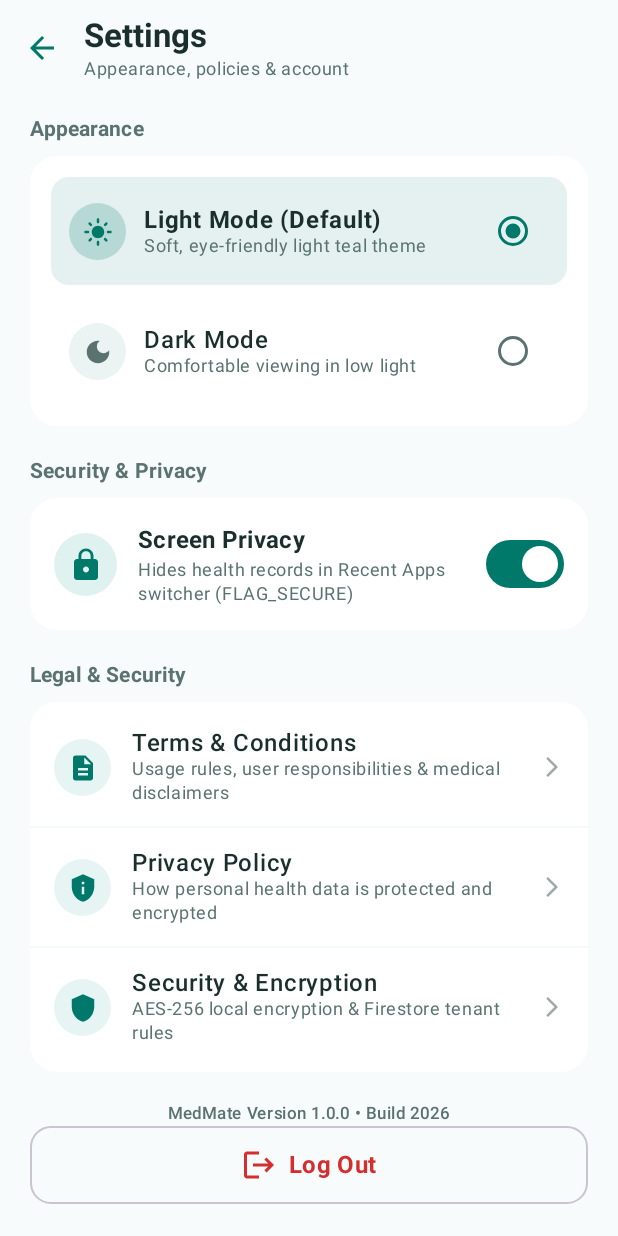
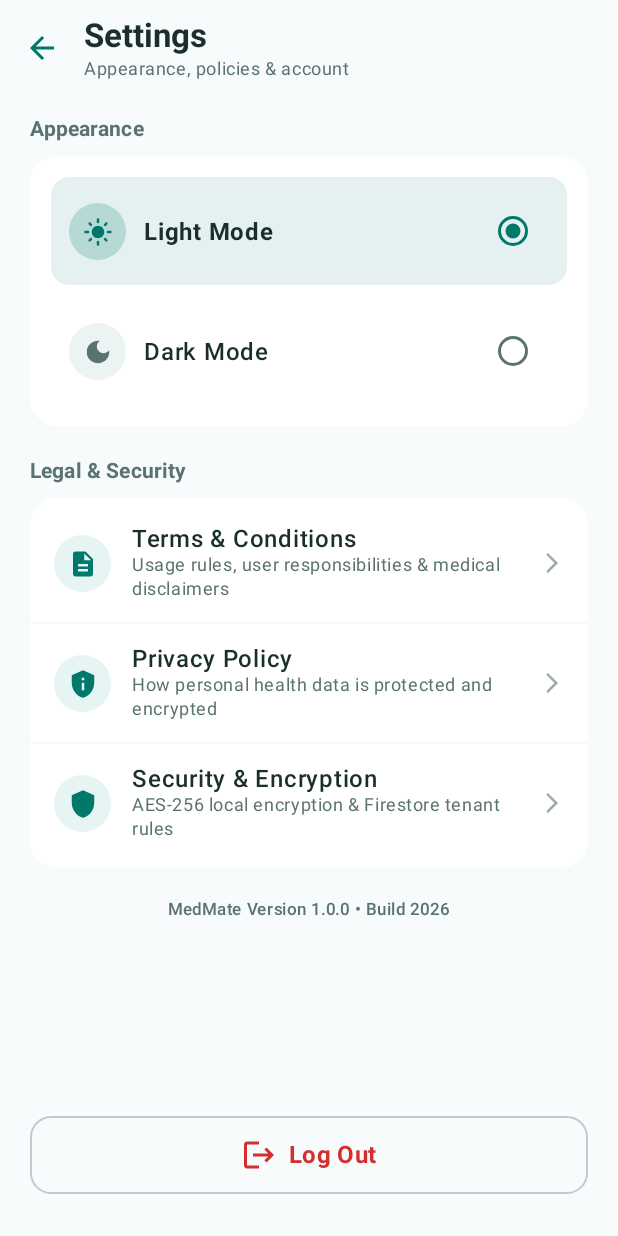
Before and after one commit to RajputMayurSingh69/mayur-and-dhyey-internship-, an Android app built with Jetpack Compose: the SettingsScreen screen opened through its navigation route, on a phone screen of 412 x 824 dp. Run offline under Robolectric (Android 15) with nearby library versions, the phone set to English and light mode, and no system bars; our stand-ins replace Firebase (no records; nobody signed in at launch, a user with empty details on screens opened directly).

Commit message:
fix(ui): keep status bar normal light in dark mode, clean settings options, allow screenshots

```diff
--- a/app/src/main/java/com/example/mayuranddhyeyinternshipproject/MainActivity.kt
+++ b/app/src/main/java/com/example/mayuranddhyeyinternshipproject/MainActivity.kt
@@ -4,7 +4,6 @@ import android.os.Bundle
 import android.view.WindowManager
 import androidx.activity.ComponentActivity
 import androidx.activity.compose.setContent
-import androidx.activity.enableEdgeToEdge
 import androidx.compose.foundation.layout.fillMaxSize
 import androidx.compose.material3.Surface
 import androidx.compose.runtime.getValue
@@ -12,6 +11,7 @@ import androidx.compose.runtime.mutableStateOf
 import androidx.compose.runtime.remember
 import androidx.compose.runtime.setValue
 import androidx.compose.ui.Modifier
+import androidx.core.view.WindowCompat
 import androidx.navigation.compose.rememberNavController
 import com.example.mayuranddhyeyinternshipproject.data.repository.SecurityPreferences
 import com.example.mayuranddhyeyinternshipproject.navigation.MedMateNavGraph
@@ -28,17 +28,21 @@ class MainActivity : ComponentActivity() {
 
     override fun onCreate(savedInstanceState: Bundle?) {
         super.onCreate(savedInstanceState)
-        enableEdgeToEdge()
+
+        // Ensure taking screenshots is explicitly allowed throughout the app
+        window.clearFlags(WindowManager.LayoutParams.FLAG_SECURE)
+
+        // Keep system status bar appearance standard/normal (light background with dark icons)
+        window.statusBarColor = android.graphics.Color.WHITE
+        WindowCompat.setDecorFitsSystemWindows(window, true)
+        val insetsController = WindowCompat.getInsetsController(window, window.decorView)
+        insetsController.isAppearanceLightStatusBars = true
 
         val securityPreferences = SecurityPreferences(this)
-        applyScreenPrivacy(securityPreferences.isScreenPrivacyEnabled)
 
         setContent {
             var isDarkMode by remember {
                 mutableStateOf(securityPreferences.isDarkMode)
-            }
-            var isScreenPrivacy by remember {
-                mutableStateOf(securityPreferences.isScreenPrivacyEnabled)
             }
 
             MedMateTheme(darkTheme = isDarkMode) {
@@ -52,12 +56,6 @@ class MainActivity : ComponentActivity() {
                             isDarkMode = enabled
                             securityPreferences.isDarkMode = enabled
                         },
-                        isScreenPrivacy = isScreenPrivacy,
-                        onToggleScreenPrivacy = { enabled ->
-                            isScreenPrivacy = enabled
-                            securityPreferences.isScreenPrivacyEnabled = enabled
-                            applyScreenPrivacy(enabled)
-                        },
                         onExitApp = {
                             finish()
                         }
@@ -66,15 +64,4 @@ class MainActivity : ComponentActivity() {
             }
         }
     }
-
-    private fun applyScreenPrivacy(enabled: Boolean) {
-        if (enabled) {
-            window.setFlags(
-                WindowManager.LayoutParams.FLAG_SECURE,
-                WindowManager.LayoutParams.FLAG_SECURE
-            )
-        } else {
-            window.clearFlags(WindowManager.LayoutParams.FLAG_SECURE)
-        }
-    }
 }
--- a/app/src/main/java/com/example/mayuranddhyeyinternshipproject/data/repository/SecurityPreferences.kt
+++ b/app/src/main/java/com/example/mayuranddhyeyinternshipproject/data/repository/SecurityPreferences.kt
@@ -33,7 +33,7 @@ class SecurityPreferences(context: Context) {
         set(value) = prefs.edit().putBoolean(KEY_DARK_MODE, value).apply()
 
     var isScreenPrivacyEnabled: Boolean
-        get() = prefs.getBoolean(KEY_SCREEN_PRIVACY, true) // Enabled by default for health data privacy
+        get() = prefs.getBoolean(KEY_SCREEN_PRIVACY, false)
         set(value) = prefs.edit().putBoolean(KEY_SCREEN_PRIVACY, value).apply()
 
     var cachedUserId: String?
--- a/app/src/main/java/com/example/mayuranddhyeyinternshipproject/navigation/MedMateNavGraph.kt
+++ b/app/src/main/java/com/example/mayuranddhyeyinternshipproject/navigation/MedMateNavGraph.kt
@@ -35,8 +35,8 @@ fun MedMateNavGraph(
     navController: NavHostController,
     isDarkMode: Boolean,
     onToggleDarkMode: (Boolean) -> Unit,
-    isScreenPrivacy: Boolean,
-    onToggleScreenPrivacy: (Boolean) -> Unit,
+    isScreenPrivacy: Boolean = false,
+    onToggleScreenPrivacy: (Boolean) -> Unit = {},
     onExitApp: () -> Unit
 ) {
     val authRepository = AuthRepository()
@@ -213,8 +213,6 @@ fun MedMateNavGraph(
             SettingsScreen(
                 isDarkMode = isDarkMode,
                 onToggleDarkMode = onToggleDarkMode,
-                isScreenPrivacy = isScreenPrivacy,
-                onToggleScreenPrivacy = onToggleScreenPrivacy,
                 onNavigateToTerms = { navController.navigate(Screen.Terms.route) },
                 onNavigateToPrivacy = { navController.navigate(Screen.PrivacyPolicy.route) },
                 onNavigateBack = { navController.popBackStack() },
--- a/app/src/main/java/com/example/mayuranddhyeyinternshipproject/ui/screens/settings/SettingsScreen.kt
+++ b/app/src/main/java/com/example/mayuranddhyeyinternshipproject/ui/screens/settings/SettingsScreen.kt
@@ -62,8 +62,8 @@ import com.example.mayuranddhyeyinternshipproject.ui.theme.TealPrimary
 fun SettingsScreen(
     isDarkMode: Boolean,
     onToggleDarkMode: (Boolean) -> Unit,
-    isScreenPrivacy: Boolean,
-    onToggleScreenPrivacy: (Boolean) -> Unit,
+    isScreenPrivacy: Boolean = false,
+    onToggleScreenPrivacy: (Boolean) -> Unit = {},
     onNavigateToTerms: () -> Unit,
     onNavigateToPrivacy: () -> Unit,
     onNavigateBack: () -> Unit,
@@ -173,16 +173,11 @@ fun SettingsScreen(
                                     Spacer(modifier = Modifier.width(12.dp))
                                     Column {
                                         Text(
-                                            text = "Light Mode (Default)",
+                                            text = "Light Mode",
                                             style = MaterialTheme.typography.bodyLarge.copy(
                                                 fontWeight = if (!isDarkMode) FontWeight.Bold else FontWeight.Medium
                                             ),
                                             color = MaterialTheme.colorScheme.onSurface
-                                        )
-                                        Text(
-                                            text = "Soft, eye-friendly light teal theme",
-                                            style = MaterialTheme.typography.bodySmall,
-                                            color = MaterialTheme.colorScheme.onSurfaceVariant
                                         )
                                     }
                                 }
@@ -240,11 +235,6 @@ fun SettingsScreen(
                                             ),
                                             color = MaterialTheme.colorScheme.onSurface
                                         )
-                                        Text(
-                                            text = "Comfortable viewing in low light",
-                                            style = MaterialTheme.typography.bodySmall,
-                                            color = MaterialTheme.colorScheme.onSurfaceVariant
-                                        )
                                     }
                                 }
                                 RadioButton(
@@ -259,71 +249,7 @@ fun SettingsScreen(
 
                 Spacer(modifier = Modifier.height(20.dp))
 
-                // 2. Security & Screen Privacy Card
-                Text(
-                    text = "Security & Privacy",
-                    style = MaterialTheme.typography.labelLarge.copy(fontWeight = FontWeight.Bold),
-                    color = MaterialTheme.colorScheme.onSurfaceVariant
-                )
-                Spacer(modifier = Modifier.height(8.dp))
-                Card(
-                    modifier = Modifier.fillMaxWidth(),
-                    shape = RoundedCornerShape(18.dp),
-                    colors = CardDefaults.cardColors(containerColor = MaterialTheme.colorScheme.surface)
-                ) {
-                    Column(modifier = Modifier.padding(16.dp)) {
-                        Row(
-                            modifier = Modifier.fillMaxWidth(),
-                            verticalAlignment = Alignment.CenterVertically,
-                            horizontalArrangement = Arrangement.SpaceBetween
-                        ) {
-                            Row(
-                                modifier = Modifier.weight(1f),
-                                verticalAlignment = Alignment.CenterVertically
-                            ) {
-                                Box(
-                                    modifier = Modifier
-                                        .size(42.dp)
-                                        .background(MintAccent.copy(alpha = 0.25f), CircleShape),
-                                    contentAlignment = Alignment.Center
-                                ) {
-                                    Icon(
-                                        imageVector = Icons.Default.Lock,
-                                        contentDescription = null,
-                                        tint = TealPrimary,
-                                        modifier = Modifier.size(24.dp)
-                                    )
-                                }
-                                Spacer(modifier = Modifier.width(14.dp))
-                                Column {
-                                    Text(
-                                        text = "Screen Privacy",
-                                        style = MaterialTheme.typography.titleMedium.copy(fontWeight = FontWeight.Bold),
-                                        color = MaterialTheme.colorScheme.onSurface
-                                    )
-                                    Text(
-                                        text = "Hides health records in Recent Apps switcher (FLAG_SECURE)",
-                                        style = MaterialTheme.typography.bodySmall,
-                                        color = MaterialTheme.colorScheme.onSurfaceVariant
-                                    )
-                                }
-                            }
-                            Spacer(modifier = Modifier.width(8.dp))
-                            Switch(
-                                checked = isScreenPrivacy,
-                                onCheckedChange = onToggleScreenPrivacy,
-                                colors = SwitchDefaults.colors(
-                                    checkedThumbColor = Color.White,
-                                    checkedTrackColor = TealPrimary
-                                )
-                            )
-                        }
-                    }
-                }
-
-                Spacer(modifier = Modifier.height(20.dp))
-
-                // 3. Legal & Policies Card
+                // Legal & Policies Card
                 Text(
                     text = "Legal & Security",
                     style = MaterialTheme.typography.labelLarge.copy(fontWeight = FontWeight.Bold),
```
